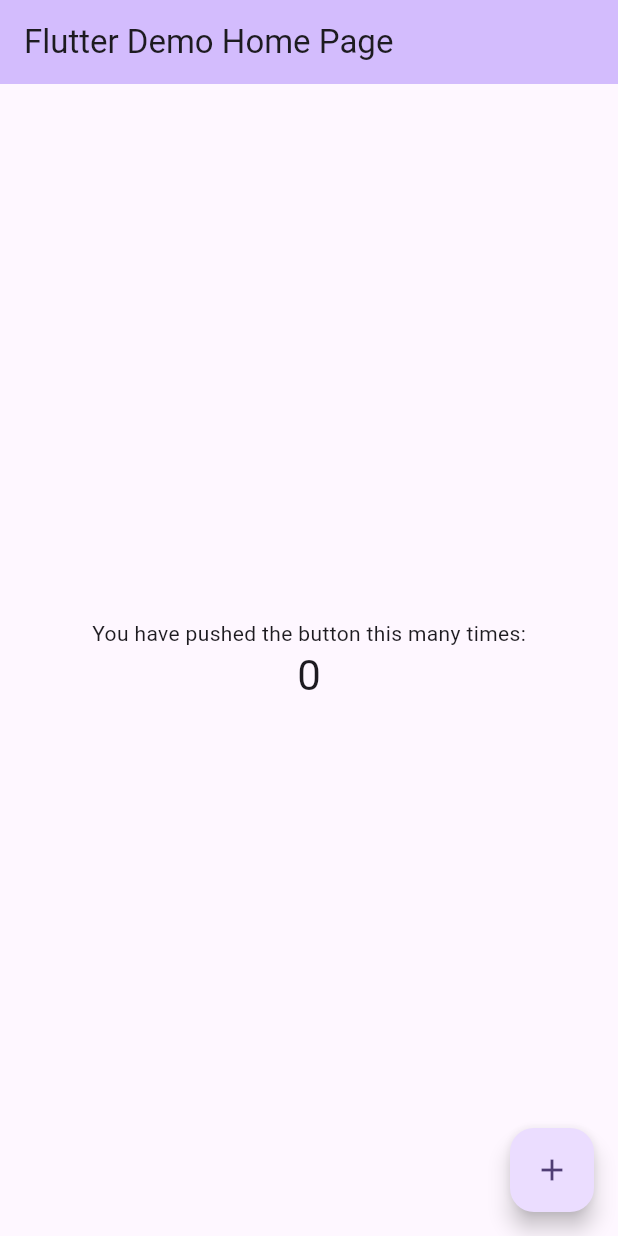
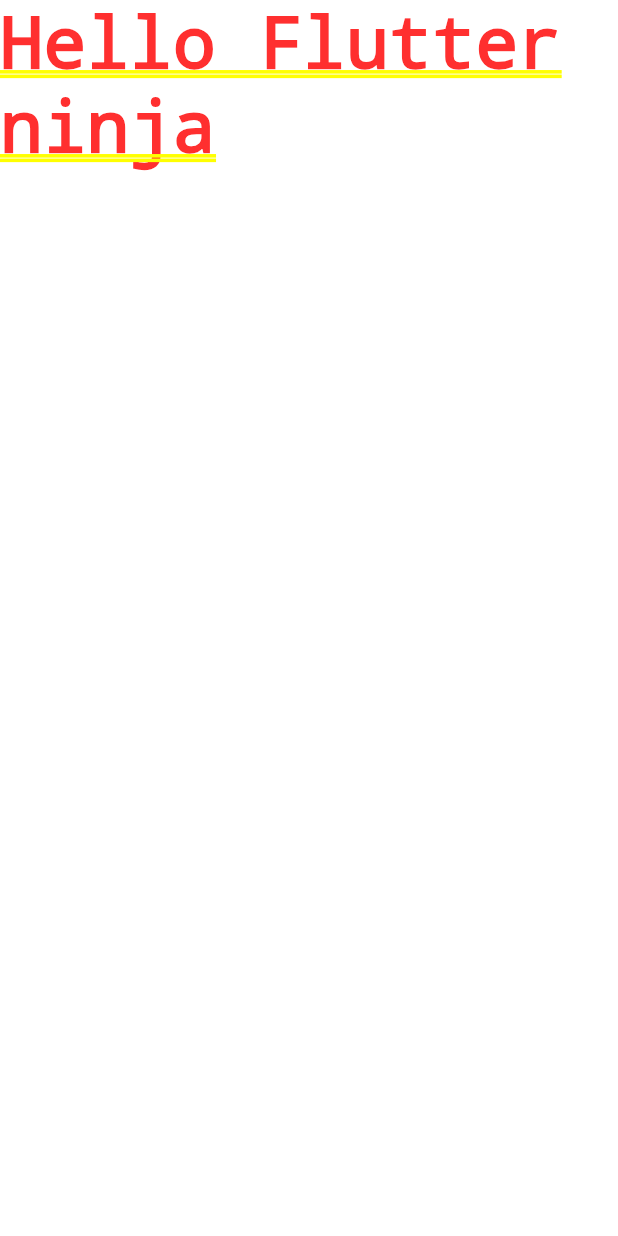
Before and after one commit to SCORPIA2004/Akaza, a Flutter app: the screen it shows after launch, on a phone screen of 412 x 824 dp. Run offline on Flutter 3.47's test engine with Material 2 defaults, Android fonts, the light colour scheme and no system bars.

Commit message:
Basic app

```diff
--- a/flutter_tutorial/lib/main.dart
+++ b/flutter_tutorial/lib/main.dart
@@ -1,125 +1,8 @@
 import 'package:flutter/material.dart';
 
-void main() {
-  runApp(const MyApp());
+void main()
+{
+  runApp(MaterialApp(
+    home: Text("Hello Flutter ninja"),
+  ));
 }
-
-class MyApp extends StatelessWidget {
-  const MyApp({super.key});
-
-  // This widget is the root of your application.
-  @override
-  Widget build(BuildContext context) {
-    return MaterialApp(
-      title: 'Flutter Demo',
-      theme: ThemeData(
-        // This is the theme of your application.
-        //
-        // TRY THIS: Try running your application with "flutter run". You'll see
-        // the application has a blue toolbar. Then, without quitting the app,
-        // try changing the seedColor in the colorScheme below to Colors.green
-        // and then invoke "hot reload" (save your changes or press the "hot
-        // reload" button in a Flutter-supported IDE, or press "r" if you used
-        // the command line to start the app).
-        //
-        // Notice that the counter didn't reset back to zero; the application
-        // state is not lost during the reload. To reset the state, use hot
-        // restart instead.
-        //
-        // This works for code too, not just values: Most code changes can be
-        // tested with just a hot reload.
-        colorScheme: ColorScheme.fromSeed(seedColor: Colors.deepPurple),
-        useMaterial3: true,
-      ),
-      home: const MyHomePage(title: 'Flutter Demo Home Page'),
-    );
-  }
-}
-
-class MyHomePage extends StatefulWidget {
-  const MyHomePage({super.key, required this.title});
-
-  // This widget is the home page of your application. It is stateful, meaning
-  // that it has a State object (defined below) that contains fields that affect
-  // how it looks.
-
-  // This class is the configuration for the state. It holds the values (in this
-  // case the title) provided by the parent (in this case the App widget) and
-  // used by the build method of the State. Fields in a Widget subclass are
-  // always marked "final".
-
-  final String title;
-
-  @override
-  State<MyHomePage> createState() => _MyHomePageState();
-}
-
-class _MyHomePageState extends State<MyHomePage> {
-  int _counter = 0;
-
-  void _incrementCounter() {
-    setState(() {
-      // This call to setState tells the Flutter framework that something has
-      // changed in this State, which causes it to rerun the build method below
-      // so that the display can reflect the updated values. If we changed
-      // _counter without calling setState(), then the build method would not be
-      // called again, and so nothing would appear to happen.
-      _counter++;
-    });
-  }
-
-  @override
-  Widget build(BuildContext context) {
-    // This method is rerun every time setState is called, for instance as done
-    // by the _incrementCounter method above.
-    //
-    // The Flutter framework has been optimized to make rerunning build methods
-    // fast, so that you can just rebuild anything that needs updating rather
-    // than having to individually change instances of widgets.
-    return Scaffold(
-      appBar: AppBar(
-        // TRY THIS: Try changing the color here to a specific color (to
-        // Colors.amber, perhaps?) and trigger a hot reload to see the AppBar
-        // change color while the other colors stay the same.
-        backgroundColor: Theme.of(context).colorScheme.inversePrimary,
-        // Here we take the value from the MyHomePage object that was created by
-        // the App.build method, and use it to set our appbar title.
-        title: Text(widget.title),
-      ),
-      body: Center(
-        // Center is a layout widget. It takes a single child and positions it
-        // in the middle of the parent.
-        child: Column(
-          // Column is also a layout widget. It takes a list of children and
-          // arranges them vertically. By default, it sizes itself to fit its
-          // children horizontally, and tries to be as tall as its parent.
-          //
-          // Column has various properties to control how it sizes itself and
-          // how it positions its children. Here we use mainAxisAlignment to
-          // center the children vertically; the main axis here is the vertical
-          // axis because Columns are vertical (the cross axis would be
-          // horizontal).
-          //
-          // TRY THIS: Invoke "debug painting" (choose the "Toggle Debug Paint"
-          // action in the IDE, or press "p" in the console), to see the
-          // wireframe for each widget.
-          mainAxisAlignment: MainAxisAlignment.center,
-          children: <Widget>[
-            const Text(
-              'You have pushed the button this many times:',
-            ),
-            Text(
-              '$_counter',
-              style: Theme.of(context).textTheme.headlineMedium,
-            ),
-          ],
-        ),
-      ),
-      floatingActionButton: FloatingActionButton(
-        onPressed: _incrementCounter,
-        tooltip: 'Increment',
-        child: const Icon(Icons.add),
-      ), // This trailing comma makes auto-formatting nicer for build methods.
-    );
-  }
-}
```
